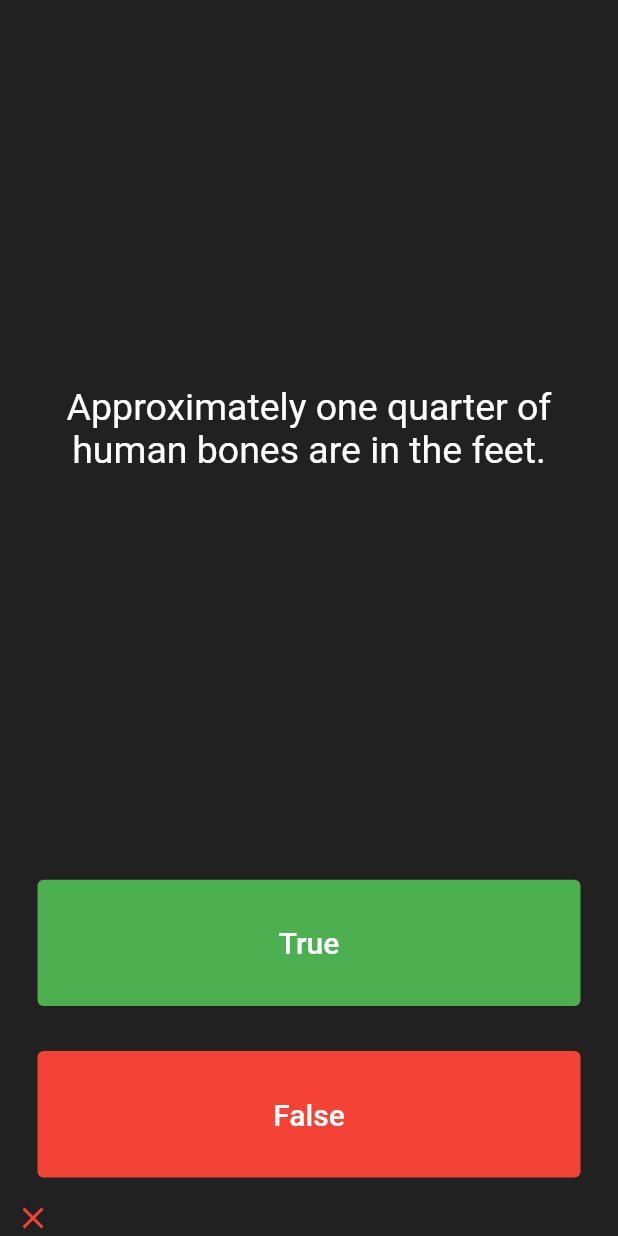
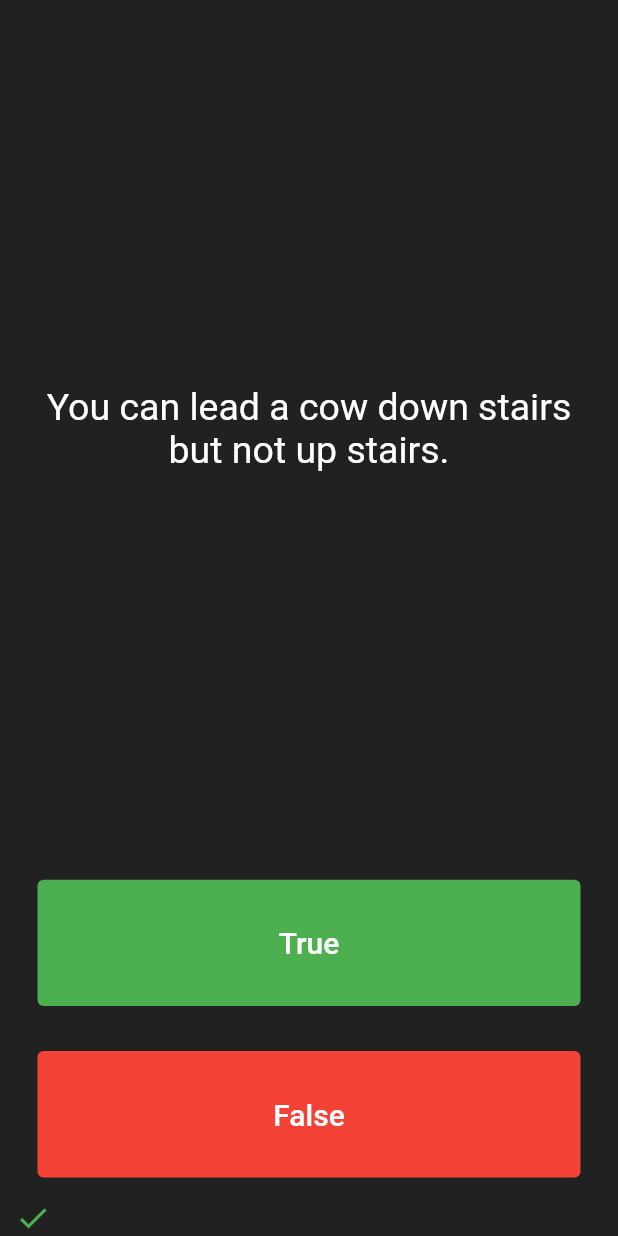
Before and after one commit to fatemehra10/quizzler-udemy, a Flutter app: the screen it shows after launch, after a tap on "True", on a phone screen of 412 x 824 dp. Run offline on Flutter 3.47's test engine with Material 2 defaults, Android fonts, the phone set to English and light mode, and no system bars; our stand-ins replace rflutter_alert.

Commit message:
second commit

```diff
--- a/lib/main.dart
+++ b/lib/main.dart
@@ -1,7 +1,9 @@
 import 'package:flutter/material.dart';
 import 'package:quizzler/quiz_brain.dart';
+import 'package:rflutter_alert/rflutter_alert.dart';
 
 QuizBrain quizBrain = new QuizBrain();
+
 void main() => runApp(Quizzler());
 
 class Quizzler extends StatelessWidget {
@@ -27,26 +29,44 @@ class QuizPage extends StatefulWidget {
 }
 
 class _QuizPageState extends State<QuizPage> {
+  List<Icon> scoreKeeper = [];
+  checkAnswer(bool answer) {
+    setState(() {
+      if (quizBrain.getCorrectAnswer() == answer)
+        scoreKeeper.add(Icon(
+          Icons.check,
+          color: Colors.green,
+        ));
+      else
+        scoreKeeper.add(Icon(
+          Icons.close,
+          color: Colors.red,
+        ));
+    });
+    if (quizBrain.getNextQuestion() == (quizBrain.getQuestionbankLength() - 1)) {
+      Alert(
+          context: context,
+          title: "Finished!",
+          padding: EdgeInsets.symmetric(horizontal: 10),
+          desc: "You've reached end of quiz.",
+          buttons: [
+            DialogButton(
+              padding: EdgeInsets.all(10),
+              color: Colors.lightBlueAccent,
+                width: 210,
+                height: 50,
+                child: new Text("CANCEL" , style: TextStyle(color: Colors.white),),
+                onPressed: () {
+                  setState(() {
+                    scoreKeeper.removeRange(
+                        0, quizBrain.getQuestionbankLength()-1);
+                  });
+                  Navigator.pop(context);
+                }),
+          ],).show();
+    }
+  }
 
-  List<Icon> scoreKeeper = [];
-
-
-
-  checkAnswer(bool answer){
-    setState(() {
-      if(quizBrain.questionBank[questionNumber].questionAnswer == answer)
-        scoreKeeper.add(
-            Icon(Icons.check , color: Colors.green,)
-        );
-      else
-        scoreKeeper.add(
-            Icon(Icons.close , color: Colors.red,)
-        );
-      if(questionNumber<quizBrain.questionBank.length)
-        questionNumber++;
-    });
-  }
-  int questionNumber = 0;
   @override
   Widget build(BuildContext context) {
     return Column(
@@ -59,7 +79,7 @@ class _QuizPageState extends State<QuizPage> {
             padding: EdgeInsets.all(10.0),
             child: Center(
               child: Text(
-                quizBrain.questionBank[questionNumber].questionText,
+                quizBrain.getCorrectText(),
                 textAlign: TextAlign.center,
                 style: TextStyle(
                   fontSize: 25.0,
@@ -73,8 +93,9 @@ class _QuizPageState extends State<QuizPage> {
           child: Padding(
             padding: EdgeInsets.all(15.0),
             child: TextButton(
-              onPressed: ()=>checkAnswer(true),
-              style: ButtonStyle(backgroundColor: MaterialStateProperty.all(Colors.green)),
+              onPressed: () => checkAnswer(true),
+              style: ButtonStyle(
+                  backgroundColor: MaterialStateProperty.all(Colors.green)),
               child: Text(
                 'True',
                 style: TextStyle(
@@ -89,8 +110,9 @@ class _QuizPageState extends State<QuizPage> {
           child: Padding(
             padding: EdgeInsets.all(15.0),
             child: TextButton(
-              onPressed: ()=>checkAnswer(false),
-              style: ButtonStyle(backgroundColor: MaterialStateProperty.all(Colors.red)),
+              onPressed: () => checkAnswer(false),
+              style: ButtonStyle(
+                  backgroundColor: MaterialStateProperty.all(Colors.red)),
               child: Text(
                 'False',
                 style: TextStyle(
--- a/lib/quiz_brain.dart
+++ b/lib/quiz_brain.dart
@@ -1,34 +1,52 @@
 import 'Question.dart';
 
 class QuizBrain{
-  List <Question> questionBank = [
-    Question('You can lead a cow down stairs but not up stairs.', false),
-    Question('Approximately one quarter of human bones are in the feet.', true),
-    Question('A slug\'s blood is green.', true),
+  int _questionNumber = 0;
+  List <Question> _questionBank = [
     Question('Some cats are actually allergic to humans', true),
     Question('You can lead a cow down stairs but not up stairs.', false),
     Question('Approximately one quarter of human bones are in the feet.', true),
     Question('A slug\'s blood is green.', true),
     Question('Buzz Aldrin\'s mother\'s maiden name was \"Moon\".', true),
     Question('It is illegal to pee in the Ocean in Portugal.', true),
-    Question(
-        'No piece of square dry paper can be folded in half more than 7 times.',
-        false),
-    Question(
-        'In London, UK, if you happen to die in the House of Parliament, you are technically entitled to a state funeral, because the building is considered too sacred a place.',
-        true),
-    Question(
-        'The loudest sound produced by any animal is 188 decibels. That animal is the African Elephant.',
-        false),
-    Question(
-        'The total surface area of two human lungs is approximately 70 square metres.',
-        true),
-    Question('Google was originally called \"Backrub\".', true),
-    Question(
-        'Chocolate affects a dog\'s heart and nervous system; a few ounces are enough to kill a small dog.',
-        true),
-    Question(
-        'In West Virginia, USA, if you accidentally hit an animal with your car, you are free to take it home to eat.',
-        true),
+    // Question(
+    //     'No piece of square dry paper can be folded in half more than 7 times.',
+    //     false),
+    // Question(
+    //     'In London, UK, if you happen to die in the House of Parliament, you are technically entitled to a state funeral, because the building is considered too sacred a place.',
+    //     true),
+    // Question(
+    //     'The loudest sound produced by any animal is 188 decibels. That animal is the African Elephant.',
+    //     false),
+    // Question(
+    //     'The total surface area of two human lungs is approximately 70 square metres.',
+    //     true),
+    // Question('Google was originally called \"Backrub\".', true),
+    // Question(
+    //     'Chocolate affects a dog\'s heart and nervous system; a few ounces are enough to kill a small dog.',
+    //     true),
+    // Question(
+    //     'In West Virginia, USA, if you accidentally hit an animal with your car, you are free to take it home to eat.',
+    //     true),
   ];
+  String getCorrectText(){
+    return _questionBank[_questionNumber].questionText;
+  }
+  bool getCorrectAnswer(){
+    return _questionBank[_questionNumber].questionAnswer;
+  }
+  int getNextQuestion(){
+    if(_questionNumber < _questionBank.length -1){
+      _questionNumber = _questionNumber + 1;
+    }
+    else{
+      _questionNumber = 0;
+    }
+    print("num:$_questionNumber");
+    return _questionNumber;
+  }
+  int getQuestionbankLength(){
+    return _questionBank.length;
+  }
+
 }
--- a/pubspec.yaml
+++ b/pubspec.yaml
@@ -28,6 +28,8 @@ dependencies:
   # The following adds the Cupertino Icons font to your application.
   # Use with the CupertinoIcons class for iOS style icons.
   cupertino_icons: ^1.0.2
+  rflutter_alert: ^2.0.4
+
 
 dev_dependencies:
   flutter_test:
```
Also changed, not shown: pubspec.lock.
